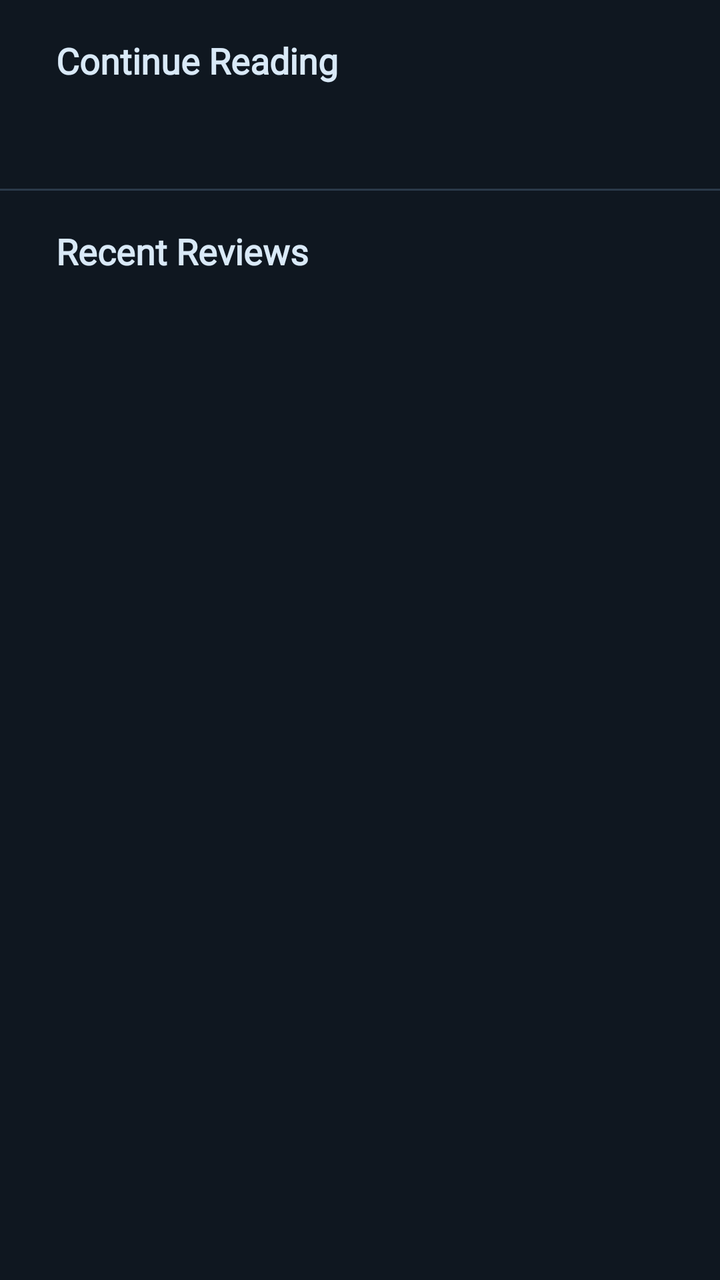
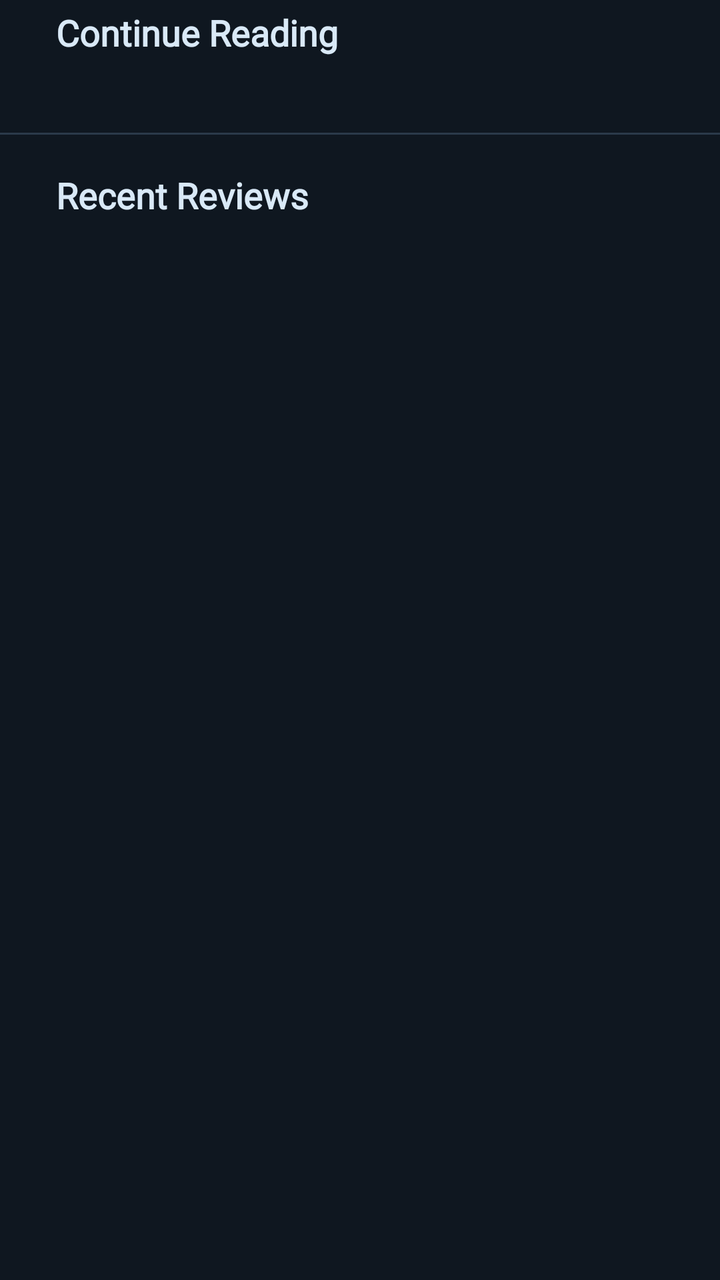

Two renders of the same Android screen: before a commit and after it. Below are the layout's source before the change and the commit's diff.
<!-- AndroidManifest.xml: application theme Theme.MyApplication -->
<!-- res/layout/fragment_profile_activity.xml -->
<?xml version="1.0" encoding="utf-8"?>
<LinearLayout xmlns:android="http://schemas.android.com/apk/res/android"
    android:layout_width="match_parent"
    android:layout_height="match_parent"
    android:orientation="vertical"
    android:background="#0F1720">

    <TextView
        android:layout_width="wrap_content"
        android:layout_height="wrap_content"
        android:text="Continue Reading"
        android:textColor="#D9E9F7"
        android:textSize="18sp"
        android:textStyle="bold"
        android:fontFamily="@font/dmseriftext_regular"
        android:layout_marginHorizontal="28dp"
        android:layout_marginVertical="18dp"/>

    
    <androidx.recyclerview.widget.RecyclerView
        android:id="@+id/continueReadingActivityRecyclerView"
        android:layout_width="match_parent"
        android:layout_height="wrap_content"
        android:padding="8dp"
        android:clipToPadding="false"
        android:layout_marginLeft="28dp"/>

    <View
        android:layout_width="match_parent"
        android:layout_height="1dp"
        android:background="#2B3A4A"
        android:layout_marginTop="18dp"/>

    <TextView
        android:layout_width="wrap_content"
        android:layout_height="wrap_content"
        android:text="Recent Reviews"
        android:textColor="#D9E9F7"
        android:textSize="18sp"
        android:textStyle="bold"
        android:fontFamily="@font/dmseriftext_regular"
        android:layout_marginHorizontal="28dp"
        android:layout_marginVertical="18dp"/>

    
    <androidx.recyclerview.widget.RecyclerView
        android:id="@+id/recentReviewsActivityRecyclerView"
        android:layout_width="match_parent"
        android:layout_height="match_parent"
        android:padding="8dp"
        android:clipToPadding="false"
        android:layout_marginLeft="28dp" />

</LinearLayout>
<!-- resources referenced by this layout -->
<resources>
  <style name="Theme.MyApplication" parent="Base.Theme.MyApplication" />
  <style name="Base.Theme.MyApplication" parent="Theme.Material3.DayNight.NoActionBar">
          
          
      </style>
</resources>

<!-- the commit's change to res/layout/fragment_profile_activity.xml (unified diff, before → after) -->
@@ -14,7 +14,7 @@
         android:textStyle="bold"
         android:fontFamily="@font/dmseriftext_regular"
         android:layout_marginHorizontal="28dp"
-        android:layout_marginVertical="18dp"/>
+        android:layout_marginVertical="4dp"/>
 
     
     <androidx.recyclerview.widget.RecyclerView
@@ -23,7 +23,7 @@
         android:layout_height="wrap_content"
         android:padding="8dp"
         android:clipToPadding="false"
-        android:layout_marginLeft="28dp"/>
+        android:layout_marginLeft="18dp"/>
 
     <View
         android:layout_width="match_parent"
